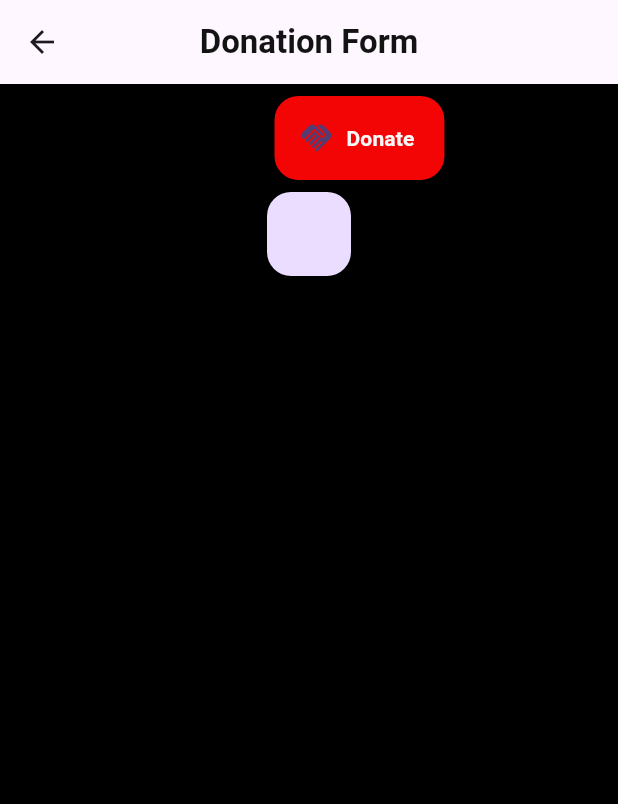
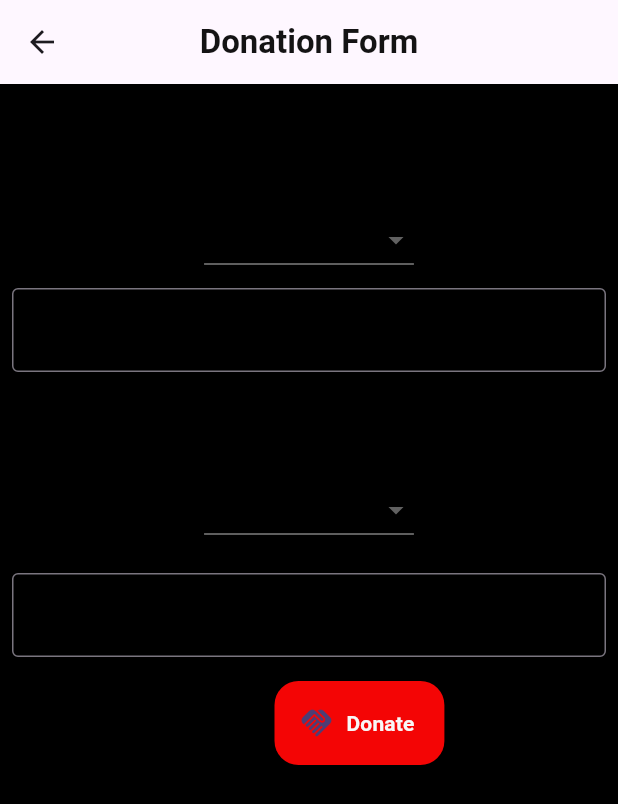
Before and after one commit to VasantatiChitraksh/FeedForward, a Flutter app: the Donation_form screen opened by its route, on a phone screen of 412 x 824 dp. Shown: the top 804 px of the screen. Run offline on Flutter 3.47's test engine with Material 3 defaults, Android fonts, the phone set to English and light mode, and no system bars; our stand-ins replace cloud_firestore, firebase_auth, firebase_core, flutter_map, geolocator, image_picker and 2 more; accounts and stored records are empty.

Commit message:
Reapply "--"
This reverts commit faceb71377882bac755b7eb230356b4089062b94.

```diff
--- a/fbm_app/lib/Pages/Forms/donationform.dart
+++ b/fbm_app/lib/Pages/Forms/donationform.dart
@@ -11,11 +11,14 @@ class Donation_form extends StatefulWidget {
 }
 
 class _DonationFormState extends State<Donation_form> {
-  static List<ItemDonationWidget> widgets = [];
-
-  void addWidgets() {
-    widgets.add(const ItemDonationWidget());
-  }
+  final List<String> _selected = [
+    'Rice(kg/g)',
+    'pulses(g)',
+    'Complex_meals',
+    'Simple_meals',
+    'Bread'
+  ];
+  String Selected_item = "Rice";
 
   @override
   Widget build(BuildContext context) {
@@ -32,46 +35,9 @@ class _DonationFormState extends State<Donation_form> {
           child: Column(
             crossAxisAlignment: CrossAxisAlignment.center,
             children: [
-              for(int i=0; i<widgets.length; i++) widgets[i],
-              const Row(children: [
-                SizedBox(height: 40, width: 175),
-                Padding(
-                  padding: EdgeInsets.all(8.0),
-                  child: butt(
-                      text: 'Donate',
-                      icon: Icon(Icons.handshake_rounded),
-                      routeName: ''),
-                ),
-              ]),
-              FloatingActionButton(onPressed: addWidgets)
-            ],
-          ),
-        ));
-  }
-}
-
-class ItemDonationWidget extends StatefulWidget {
-  const ItemDonationWidget({super.key});
-
-  @override
-  State<ItemDonationWidget> createState() => _ItemDonationWidgetState();
-}
-
-class _ItemDonationWidgetState extends State<ItemDonationWidget> {
-  final List<String> _selected = [
-    'Rice(kg/g)',
-    'pulses(g)',
-    'Complex_meals',
-    'Simple_meals',
-    'Bread'
-  ];
-  String Selected_item = "Rice";
-  @override
-  Widget build(BuildContext context) {
-    return Card(
-      child: Column(
-        children: [
-          Padding(
+              SizedBox(height: 10),
+              SizedBox(height: 10),
+              Padding(
                 padding: const EdgeInsets.all(8.0),
                 child:
                     Text_Theme.text_colored("Food Type-1", 24, Colors.black87),
@@ -89,20 +55,61 @@ class _ItemDonationWidgetState extends State<ItemDonationWidget> {
                 ).toList(),
                 onChanged: (String? newSelectedValue) {
                   setState(() {
-                    Selected_item = newSelectedValue!;
+                    this.Selected_item = newSelectedValue!;
                   });
                 },
               ),
-              const Padding(
-                padding: EdgeInsets.all(8.0),
+              Padding(
+                padding: const EdgeInsets.all(8.0),
                 child: TextField(
                     decoration: InputDecoration(
                         hintText: "Enter your quantity",
                         hintStyle: TextStyle(color: Colors.black54),
                         border: OutlineInputBorder())),
               ),
-        ],
-      ),
-    );
+              SizedBox(height: 10),
+              Padding(
+                padding: const EdgeInsets.all(8.0),
+                child:
+                    Text_Theme.text_colored("Food Type-2", 24, Colors.black87),
+              ),
+              DropdownButton<String>(
+                value: Selected_item,
+                items: _selected.map(
+                  (String dropDownStringItem) {
+                    return DropdownMenuItem(
+                      value: dropDownStringItem,
+                      child: Text(dropDownStringItem),
+                    );
+                  },
+                ).toList(),
+                onChanged: (String? newSelectedValue) {
+                  setState(() {
+                    Selected_item = newSelectedValue!;
+                  });
+                },
+              ),
+              SizedBox(height: 10),
+              Padding(
+                padding: const EdgeInsets.all(8.0),
+                child: TextField(
+                    decoration: InputDecoration(
+                        hintText: "Enter your quantity",
+                        hintStyle: TextStyle(color: Colors.black54),
+                        border: OutlineInputBorder())),
+              ),
+              Row(children: [
+                SizedBox(height: 40, width: 175),
+                Padding(
+                  padding: const EdgeInsets.all(8.0),
+                  child: butt(
+                      text: 'Donate',
+                      icon: Icon(Icons.handshake_rounded),
+                      routeName: ''),
+                ),
+              ])
+            ],
+          ),
+        ));
   }
 }
--- /dev/null
+++ b/fbm_app/lib/classes/foodbank_class.dart
@@ -0,0 +1,3 @@
+class FoodbankClass {
+  String foodbank = "";
+}
```
